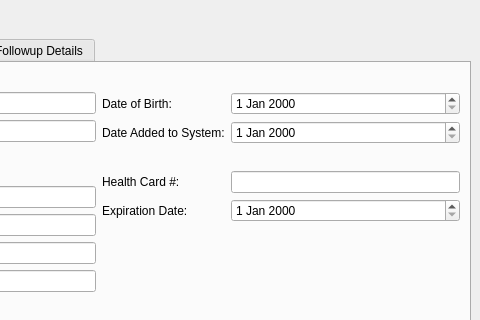
svershin/cuCare, file CuCare/mainwindow.ui: the form before one commit; both pictures show x 544 to 1024 and y 0 to 320 of the 1024 by 768 pixel window.
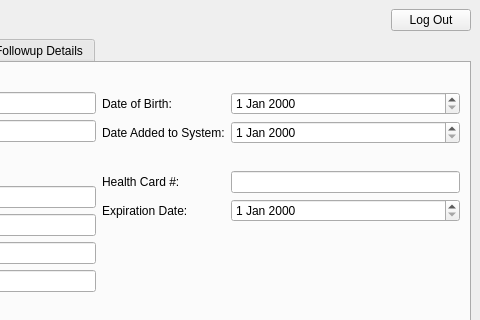
The form after the commit.

Commit message: Added Log Out button

The edit to the form file:
```diff
--- a/CuCare/mainwindow.ui
+++ b/CuCare/mainwindow.ui
@@ -112,6 +112,13 @@
         </property>
        </spacer>
       </item>
+      <item>
+       <widget class="QPushButton" name="LogOutPushButton">
+        <property name="text">
+         <string>Log Out</string>
+        </property>
+       </widget>
+      </item>
      </layout>
     </item>
     <item row="1" column="1" colspan="2">
```
